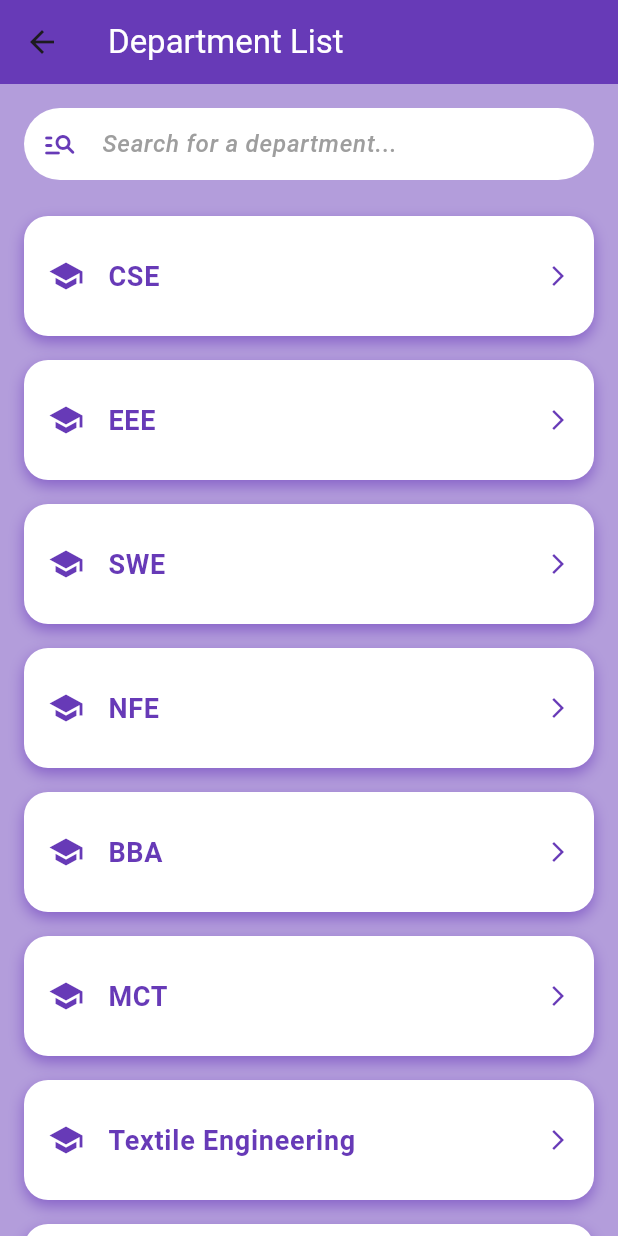
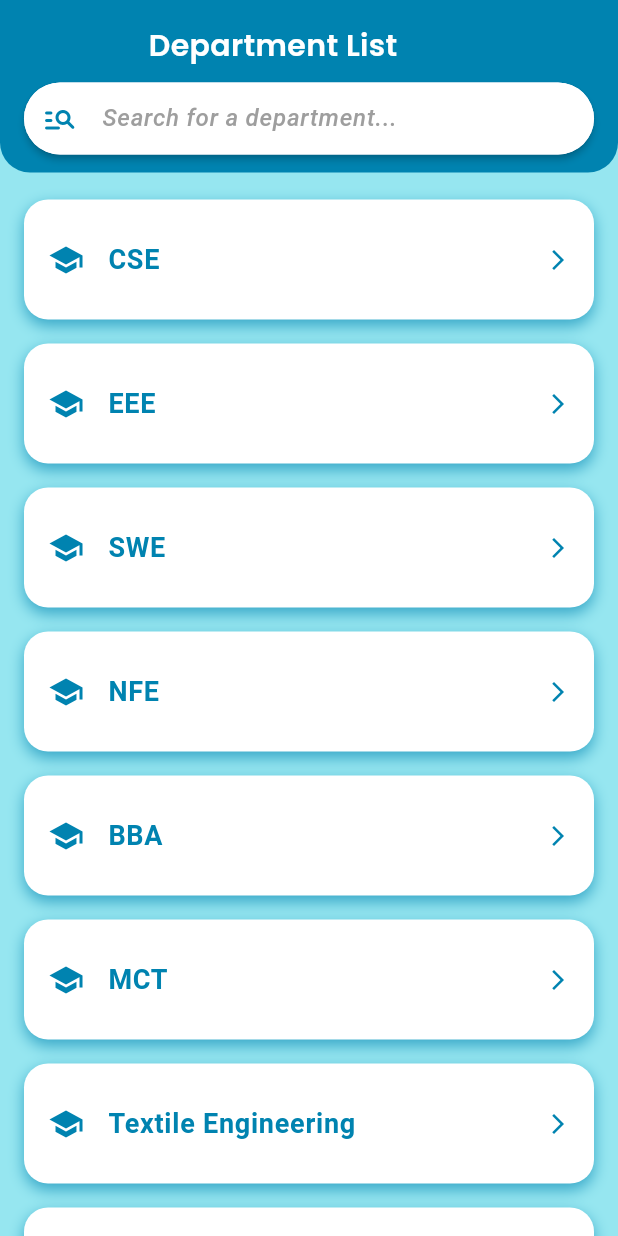
Before and after one commit to sanik4144/diu_slides, a Flutter app: the DepartmentPage screen opened directly, on a phone screen of 412 x 824 dp. Run offline on Flutter 3.47's test engine with Material 3 defaults, Android fonts, the phone set to English and light mode, and no system bars; our stand-ins replace google_fonts.

Commit message:
color aesthetics changed

```diff
--- a/lib/app.dart
+++ b/lib/app.dart
@@ -12,7 +12,7 @@ class MyApp extends StatelessWidget {
       theme: ThemeData(
         primarySwatch: Colors.deepPurple,
       ),
-      home: const HomeScreen(),
+      home: const SplashScreen(),
     );
   }
 }
--- a/lib/screens/department_page.dart
+++ b/lib/screens/department_page.dart
@@ -1,4 +1,5 @@
 import 'package:flutter/material.dart';
+import 'package:google_fonts/google_fonts.dart';
 import '../widgets/department_list_item.dart';
 
 class DepartmentPage extends StatefulWidget {
@@ -10,19 +11,11 @@ class DepartmentPage extends StatefulWidget {
 
 class _DepartmentPageState extends State<DepartmentPage> {
   final TextEditingController _searchController = TextEditingController();
+
   final List<String> _allDepartments = const [
-    'CSE',
-    'EEE',
-    'SWE',
-    'NFE',
-    'BBA',
-    'MCT',
-    'Textile Engineering',
-    'CIVIL Engineering',
-    'PHARMACY',
-    'REAL ESTATE',
-    'JOURNALISM',
-
+    'CSE', 'EEE', 'SWE', 'NFE', 'BBA', 'MCT',
+    'Textile Engineering', 'CIVIL Engineering',
+    'PHARMACY', 'REAL ESTATE', 'JOURNALISM',
   ];
 
   List<String> _filteredDepartments = [];
@@ -52,22 +45,54 @@ class _DepartmentPageState extends State<DepartmentPage> {
   @override
   Widget build(BuildContext context) {
     return Scaffold(
-      appBar: AppBar(
-        title: const Text(
-          'Department List',
-          style: TextStyle(color: Colors.white),
-        ),
-        backgroundColor: Colors.deepPurple,
-      ),
-      backgroundColor: Colors.deepPurple[200],
-      body: Padding(
-        padding: const EdgeInsets.all(16.0),
+      backgroundColor: const Color.fromARGB(255, 150, 230, 240), // cool blue background
+      body: SafeArea(
         child: Column(
           children: [
+            // 🔹 Custom Cool AppBar
+            Container(
+              padding: const EdgeInsets.fromLTRB(16, 16, 16, 12),
+              decoration: const BoxDecoration(
+                color: Color(0xFF0083B0), // deep teal
+                borderRadius: BorderRadius.only(
+                  bottomLeft: Radius.circular(20),
+                  bottomRight: Radius.circular(20),
+                ),
+              ),
+              child: Column(
+                children: [
+                  Row(
+                    children: [
+                      // Back Button
+                      // IconButton(
+                      //   icon: const Icon(Icons.arrow_back, color: Colors.white),
+                      //   onPressed: () {
+                      //     Navigator.pop(context);
+                      //   },
+                      // ),
+                      const Spacer(),
+                      // Centered Title
+                      Text(
+                        'Department List',
+                        style: GoogleFonts.poppins(
+                          fontSize: 20,
+                          fontWeight: FontWeight.w600,
+                          color: Colors.white,
+                        ),
+                      ),
+                      const Spacer(),
+                      const SizedBox(width: 48),
+                    ],
+                  ),
+                  const SizedBox(height: 10),
+
                   // 🔍 Search Bar
-            TextField(
+                  Material(
+                    elevation: 2,
+                    borderRadius: BorderRadius.circular(30),
+                    child: TextField(
                       controller: _searchController,
-              style: const TextStyle(fontSize: 16, color: Colors.black87),
+                      style: const TextStyle(color: Colors.black87),
                       decoration: InputDecoration(
                         hintText: 'Search for a department...',
                         hintStyle: const TextStyle(
@@ -78,30 +103,28 @@ class _DepartmentPageState extends State<DepartmentPage> {
                         ),
                         prefixIcon: const Icon(
                           Icons.manage_search_rounded,
-                  color: Colors.deepPurple,
+                          color: Color(0xFF0083B0), // match new theme
                         ),
                         filled: true,
                         fillColor: Colors.white,
-                contentPadding: const EdgeInsets.symmetric(vertical: 0, horizontal: 20),
+                        contentPadding: const EdgeInsets.symmetric(horizontal: 20),
                         border: OutlineInputBorder(
                           borderRadius: BorderRadius.circular(30),
                           borderSide: BorderSide.none,
                         ),
-                enabledBorder: OutlineInputBorder(
-                  borderRadius: BorderRadius.circular(30),
-                  borderSide: BorderSide.none,
-                ),
-                focusedBorder: OutlineInputBorder(
-                  borderRadius: BorderRadius.circular(30),
-                  borderSide: const BorderSide(color: Colors.deepPurple),
                       ),
                     ),
                   ),
+                ],
+              ),
+            ),
 
-            const SizedBox(height: 16),
-            // 🧾 Department List
+            const SizedBox(height: 10),
+
+            // 📋 Scrollable List
             Expanded(
               child: ListView.builder(
+                padding: const EdgeInsets.symmetric(horizontal: 16),
                 itemCount: _filteredDepartments.length,
                 itemBuilder: (context, index) {
                   return DepartmentListItem(
--- a/lib/widgets/department_list_item.dart
+++ b/lib/widgets/department_list_item.dart
@@ -30,24 +30,24 @@ class DepartmentListItem extends StatelessWidget {
             borderRadius: BorderRadius.circular(16),
             boxShadow: [
               BoxShadow(
-                color: const Color.fromARGB(206, 123, 82, 195),
+                color: const Color.fromARGB(160, 0, 131, 176), // cool teal shadow
                 blurRadius: 8,
-                offset: Offset(0, 4),
+                offset: const Offset(0, 4),
               ),
             ],
           ),
           child: ListTile(
             contentPadding: const EdgeInsets.symmetric(horizontal: 16, vertical: 12),
-            leading: const Icon(Icons.school, color: Colors.deepPurple),
+            leading: const Icon(Icons.school, color: Color(0xFF0083B0)), // blue-teal
             title: Text(
               departmentName,
               style: const TextStyle(
                 fontSize: 18,
                 fontWeight: FontWeight.w600,
-                color: Colors.deepPurple,
+                color: Color(0xFF0083B0), // blue-teal text
               ),
             ),
-            trailing: const Icon(Icons.arrow_forward_ios, size: 16, color: Colors.deepPurple),
+            trailing: const Icon(Icons.arrow_forward_ios, size: 16, color: Color(0xFF0083B0)),
           ),
         ),
       ),
--- a/pubspec.yaml
+++ b/pubspec.yaml
@@ -30,7 +30,7 @@ environment:
 dependencies:
   provider: ^6.1.1
   url_launcher: ^6.2.5
-
+  google_fonts: ^6.1.0
   flutter:
     sdk: flutter
 
@@ -50,6 +50,8 @@ dev_dependencies:
 
 # The following section is specific to Flutter packages.
 flutter:
+  assets:
+    - assets/images/
 
   # The following line ensures that the Material Icons font is
   # included with your application, so that you can use the icons in
```
Also changed, not shown: lib/screens/courses_page.dart (+63 -24 lines), lib/screens/home_screen.dart (+73 -69 lines), assets/images/splash_logo.jpeg (added), pubspec.lock, 1 other file. Lines whose indentation alone changed are shown as unchanged.
